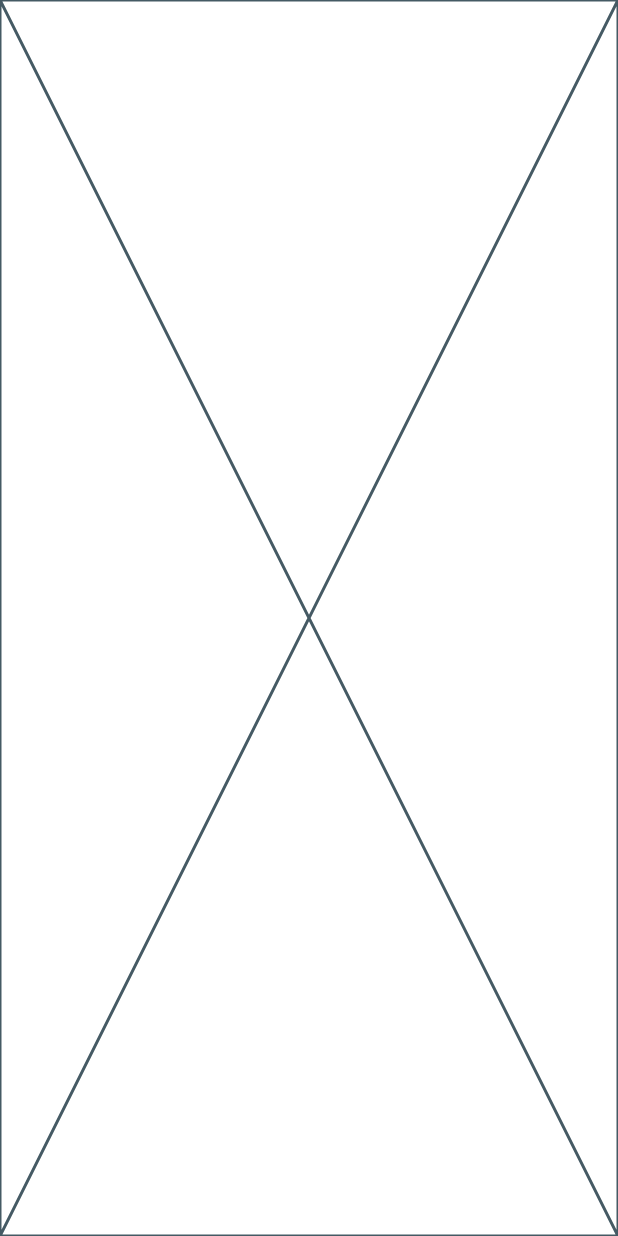
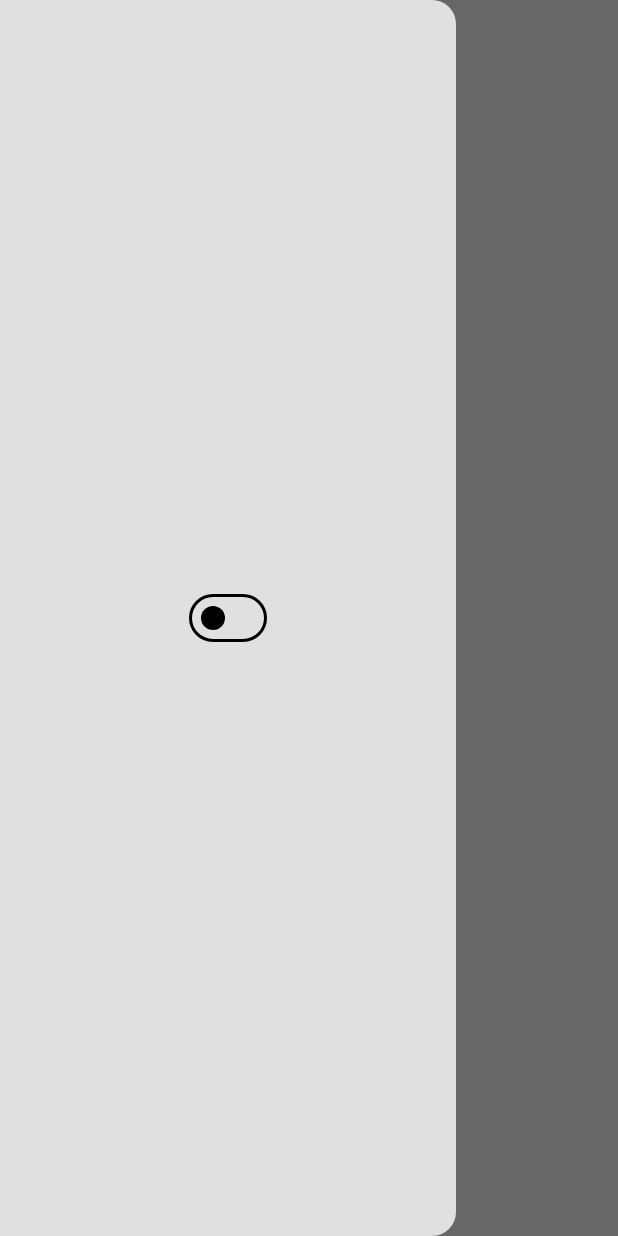
Before and after one commit to ahmadrao17/Habit-Tracker, a Flutter app: the screen it shows after launch, with the side drawer open (before the commit the screen has no drawer), on a phone screen of 412 x 824 dp. Run offline on Flutter 3.47's test engine with Material 3 defaults, Android fonts, the phone set to English and light mode, and no system bars; our stand-ins replace isar; accounts and stored records are empty; generated files the repository leaves out were written again.

```diff
--- /dev/null
+++ b/lib/database/habit_database.dart
@@ -0,0 +1,6 @@
+import 'package:flutter/cupertino.dart';
+import 'package:isar/isar.dart';
+
+class HabitDatabase extends ChangeNotifier {
+  static late Isar isar;
+}
--- a/lib/home_page.dart
+++ b/lib/home_page.dart
@@ -1,4 +1,7 @@
+import 'package:flutter/cupertino.dart';
 import 'package:flutter/material.dart';
+import 'package:habit_tracker/theme/theme_provider.dart';
+import 'package:provider/provider.dart';
 
 class HomePage extends StatefulWidget {
   const HomePage({super.key});
@@ -10,6 +13,20 @@ class HomePage extends StatefulWidget {
 class _HomePageState extends State<HomePage> {
   @override
   Widget build(BuildContext context) {
-    return const Placeholder();
+    return Scaffold(
+      appBar: AppBar(),
+      drawer: Drawer(
+        // backgroundColor: Theme.of(context).colorScheme.surface,
+        child: Center(
+          child: Switch(
+              value: Provider.of<ThemeProvider>(context).isDarkMode,
+              onChanged: (value) {
+                Provider.of<ThemeProvider>(context, listen: false)
+                    .toggleTheme();
+                print("clicked");
+              }),
+        ),
+      ),
+    );
   }
 }
--- a/lib/main.dart
+++ b/lib/main.dart
@@ -1,5 +1,6 @@
 import 'package:flutter/material.dart';
 import 'package:habit_tracker/home_page.dart';
+import 'package:habit_tracker/theme/dark_mode.dart';
 import 'package:habit_tracker/theme/light_mode.dart';
 import 'package:habit_tracker/theme/theme_provider.dart';
 import 'package:provider/provider.dart';
@@ -18,6 +19,7 @@ class MyApp extends StatelessWidget {
   @override
   Widget build(BuildContext context) {
     return MaterialApp(
+      debugShowCheckedModeBanner: false,
       home: const HomePage(),
       theme: Provider.of<ThemeProvider>(context).themeData,
     );
--- a/lib/theme/dark_mode.dart
+++ b/lib/theme/dark_mode.dart
@@ -1,11 +1,9 @@
 import 'package:flutter/material.dart';
 
 ThemeData darkMode = ThemeData(
-  colorScheme: ColorScheme.light(
-    background: Colors.grey.shade900,
-    primary: Colors.grey.shade600,
-    secondary: Colors.grey.shade700,
-    tertiary: Colors.grey.shade700,
-    inversePrimary: Colors.grey.shade300
-  )
-);
+    colorScheme: ColorScheme.dark(
+        surface: Colors.grey.shade900,
+        primary: Colors.grey.shade600,
+        secondary: Colors.grey.shade700,
+        tertiary: Colors.grey.shade800,
+        inversePrimary: Colors.grey.shade300));
--- a/lib/theme/light_mode.dart
+++ b/lib/theme/light_mode.dart
@@ -1,13 +1,9 @@
-
-
 import 'package:flutter/material.dart';
 
 ThemeData lightMode = ThemeData(
-  colorScheme: ColorScheme.light(
-    background: Colors.grey.shade300,
-    primary: Colors.grey.shade500,
-    secondary: Colors.grey.shade200,
-    tertiary: Colors.white,
-    inversePrimary: Colors.grey.shade900
-  )
-);
+    colorScheme: ColorScheme.light(
+        surface: Colors.grey.shade300,
+        primary: Colors.grey.shade500,
+        secondary: Colors.grey.shade200,
+        tertiary: Colors.white,
+        inversePrimary: Colors.grey.shade900));
--- a/pubspec.yaml
+++ b/pubspec.yaml
@@ -36,6 +36,9 @@ dependencies:
   # Use with the CupertinoIcons class for iOS style icons.
   cupertino_icons: ^1.0.6
   provider: ^6.1.2
+  isar: ^3.1.0+1
+  isar_flutter_libs: ^3.1.0+1
+  path_provider: ^2.1.3
 
 dev_dependencies:
   flutter_test:
@@ -47,6 +50,8 @@ dev_dependencies:
   # package. See that file for information about deactivating specific lint
   # rules and activating additional ones.
   flutter_lints: ^3.0.0
+  isar_generator: ^3.1.0+1
+  build_runner: ^2.4.11
 
 # For information on the generic Dart part of this file, see the
 # following page: https://dart.dev/tools/pub/pubspec
```
Also changed, not shown: lib/models/app_settings.dart (added, +8 -0 lines), lib/models/habit.dart (added, +15 -0 lines), lib/theme/theme_provider.dart (+5 -6 lines), lib/models/app_settings.g.dart (added), lib/models/habit.g.dart (added), pubspec.lock.
